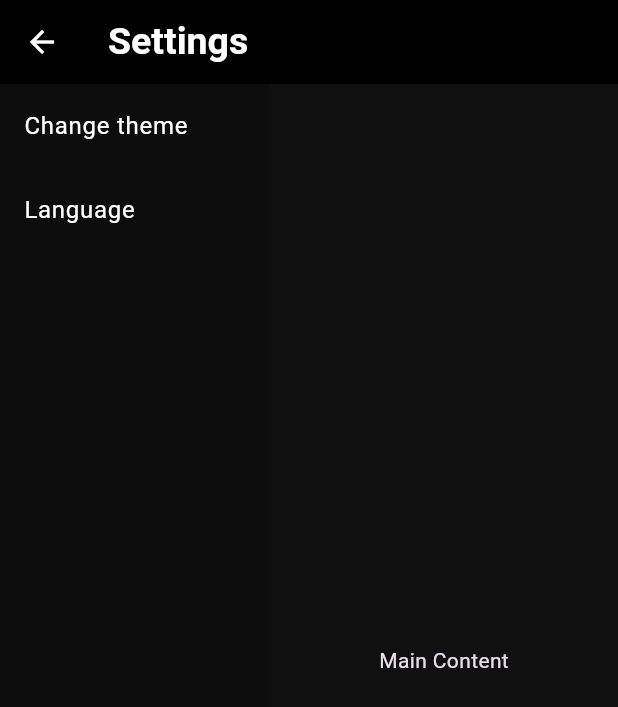
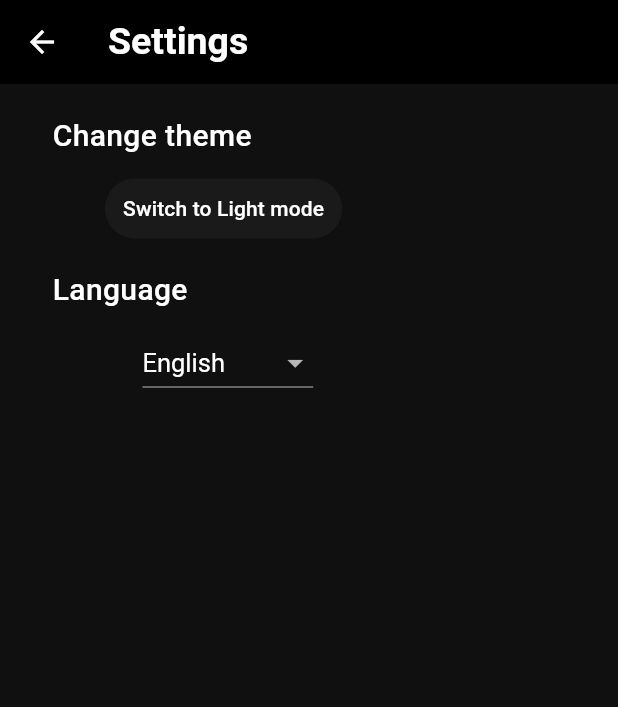
Before and after one commit to Drmental19/prod, a Flutter app: the SettingsPage screen opened directly, on a phone screen of 412 x 824 dp. Shown: the top 707 px of the screen. Run offline on Flutter 3.47's test engine with Material 3 defaults, Android fonts, the phone set to English and light mode, and no system bars; our stand-ins replace cloud_firestore, firebase_core, get; accounts and stored records are empty.

Commit message:
'commit'

```diff
--- a/lib/pages/settings_page.dart
+++ b/lib/pages/settings_page.dart
@@ -1,5 +1,9 @@
+// ignore_for_file: avoid_print
+
 import 'package:flutter/material.dart';
 import 'package:lastfirebase/src/pallete.dart';
+
+bool isDarkMode = true;
 
 class SettingsPage extends StatefulWidget {
   const SettingsPage({Key? key}) : super(key: key);
@@ -9,13 +13,7 @@ class SettingsPage extends StatefulWidget {
 }
 
 class _SettingsPageState extends State<SettingsPage> {
-  String selectedSetting = "Main Content";
-
-  void handleSettingTap(String setting) {
-    setState(() {
-      selectedSetting = setting;
-    });
-  }
+  String selectedLanguage = 'English';
 
   @override
   Widget build(BuildContext context) {
@@ -30,46 +28,91 @@ class _SettingsPageState extends State<SettingsPage> {
               color: itemColor, fontSize: 25, fontWeight: FontWeight.bold),
         ),
       ),
-      body: Row(
-        children: [
-          Container(
-            width: 180, // Đặt chiều rộng của ô dọc
-            color: resItemColor, // Đặt màu nền của ô dọc
+      body: Padding(
+        padding: const EdgeInsets.only(top: 20.0, left: 35.0),
         child: Column(
           crossAxisAlignment: CrossAxisAlignment.start,
-              children: [
-                ListTile(
-                  title: Text(
+          children: <Widget>[
+            Text(
               'Change theme',
+              style: TextStyle(
+                  color: itemColor, fontSize: 20, fontWeight: FontWeight.w500),
+            ),
+            // change theme button
+            Padding(
+              padding: const EdgeInsets.only(top: 10, left: 35),
+              child: TextButton(
+                onPressed: () {
+                  setState(() {
+                    isDarkMode = !isDarkMode;
+                    if (backGroundColor == darkBackground) {
+                      backGroundColor = lightBackground;
+                    } else {
+                      backGroundColor = darkBackground;
+                    }
+                    if (itemColor == itemColorInDark) {
+                      itemColor = itemColorInLight;
+                    } else {
+                      itemColor = itemColorInDark;
+                    }
+                    if (appBarColor == darkAppbar) {
+                      appBarColor = lightAppbar;
+                    } else {
+                      appBarColor = darkAppbar;
+                    }
+                    if (resItemColor == darkResItem) {
+                      resItemColor = lightResItem;
+                    } else {
+                      resItemColor = darkResItem;
+                    }
+                  });
+                },
+                style: TextButton.styleFrom(
+                  backgroundColor: resItemColor,
+                ),
+                child: Text(
+                  isDarkMode ? 'Switch to Light mode' : 'Switch to Dark mode',
                   style: TextStyle(color: itemColor),
                 ),
-                  onTap: () {
-                    // Handle account settings
+              ),
+            ),
+            const SizedBox(
+              height: 16,
+            ),
+            Text(
+              'Language',
+              style: TextStyle(
+                  color: itemColor, fontSize: 20, fontWeight: FontWeight.w500),
+            ),
+            // change language button
+            Padding(
+              padding: const EdgeInsets.only(
+                left: 60,
+                top: 10,
+              ),
+              child: DropdownButton<String>(
+                value: selectedLanguage,
+                onChanged: (String? newValue) {
                   setState(() {
-                      print('object');
-                      // handleSettingTap('Change theme');
+                    selectedLanguage = newValue!;
                   });
+
+                  // Implement language change logic here
                 },
+                style: TextStyle(color: itemColor, fontSize: 17),
+                dropdownColor: backGroundColor,
+                items: <String>['English', 'Vietnamese']
+                    .map<DropdownMenuItem<String>>((String value) {
+                  return DropdownMenuItem<String>(
+                    value: value,
+                    child: Text(value),
+                  );
+                }).toList(),
               ),
-                ListTile(
-                  title: Text(
-                    'Language',
-                    style: TextStyle(color: itemColor),
-                  ),
-                  onTap: () {
-                    // Handle notification settings
-                  },
             ),
           ],
         ),
       ),
-          const Expanded(
-            child: Center(
-              child: Text('Main Content'),
-            ),
-          ),
-        ],
-      ),
     );
   }
 }
--- a/lib/src/pallete.dart
+++ b/lib/src/pallete.dart
@@ -13,7 +13,7 @@ class Pallete {
 }
 
 // Background Color
-Color lightBackground = const Color.fromRGBO(230, 230, 230, 1);
+Color lightBackground = const Color.fromRGBO(242, 242, 242, 1);
 Color darkBackground = const Color.fromRGBO(16, 16, 16, 1);
 Color backGroundColor = darkBackground;
 
@@ -28,30 +28,6 @@ Color darkAppbar = Colors.black;
 Color appBarColor = darkAppbar;
 
 // Responsive stuff?
-Color darkResItem = const Color.fromRGBO(13, 13, 13, 1);
-Color lightResItem = const Color.fromRGBO(214, 214, 214, 1);
+Color darkResItem = const Color.fromRGBO(26, 26, 26, 1);
+Color lightResItem = const Color.fromRGBO(230, 230, 230, 1);
 Color resItemColor = darkResItem;
-
- // then((value) {
-//   setState(() {
-//     isDarkMode = !isDarkMode;
-//     if (backGroundColor == darkBackground) {
-//       backGroundColor = lightBackground;
- //     } else {
-//       backGroundColor = darkBackground;
-//     }
-//     if (itemColor == itemColorInDark) {
-//       itemColor = itemColorInLight;
-//     } else {
-//       itemColor = itemColorInDark;
-//     }
-//     if (appBarColor == darkAppbar) {
-//       appBarColor = lightAppbar;
-//     } else {
-//       appBarColor = darkAppbar;
-//     }
-//     if (resItemColor == darkResItem) {
-//       resItemColor = lightResItem;
-//     } else {
-//       resItemColor = darkResItem;
-//     }
--- a/pubspec.yaml
+++ b/pubspec.yaml
@@ -39,6 +39,11 @@ dependencies:
   firebase_core: ^2.24.2
   flutter_smenus: ^1.0.1
   curved_navigation_bar: ^1.0.3
+  flutter_localization: ^0.2.0
+  intl_utils: ^2.8.7
+  get: ^4.6.6
+  intl: any
+  shared_preferences: ^2.2.2
 
 dev_dependencies:
   flutter_test:
```
Also changed, not shown: lib/function/retrieve_data/getData.dart (+10 -10 lines), lib/main.dart (+9 -4 lines), lib/pages/home_page.dart (+10 -3 lines), lib/l10n/app_en.arb (added), pubspec.lock, 5 other files. Lines whose indentation alone changed are shown as unchanged.
